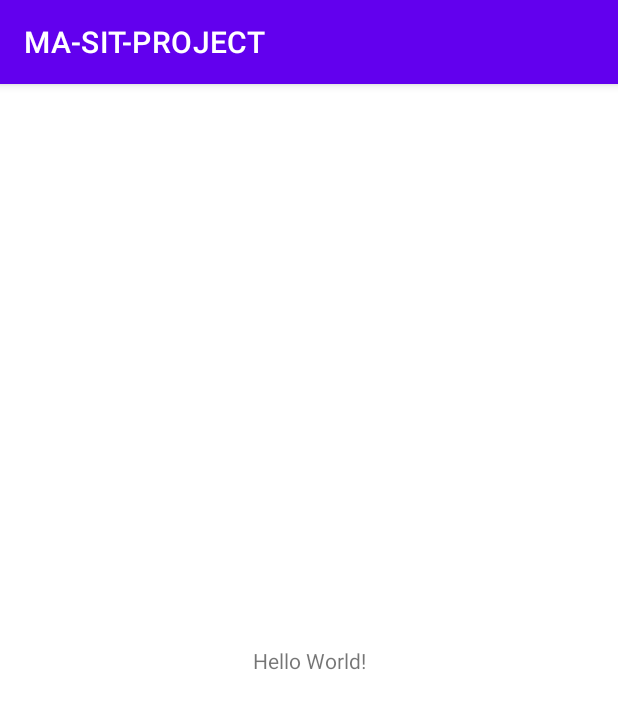
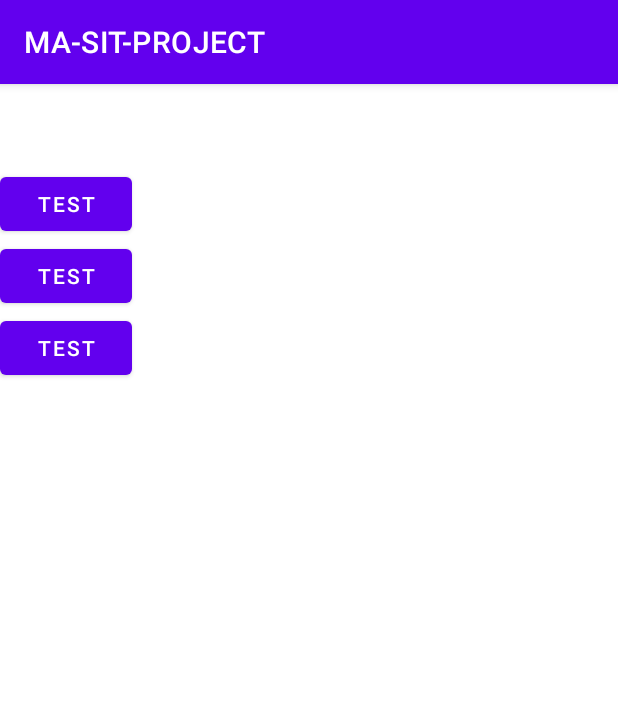
Before and after one commit to SR482021Danijel/MA-SIT-Project, an Android app: the screen it shows after launch (MainActivity), on a phone screen of 412 x 824 dp. Shown: the top 709 px of the screen. Run offline under Robolectric (Android 15) with nearby library versions, the phone set to English and light mode, and no system bars.

Commit message:
dodao inicijalni test

```diff
--- a/app/src/main/res/layout/activity_main.xml
+++ b/app/src/main/res/layout/activity_main.xml
@@ -1,18 +1,38 @@
 <?xml version="1.0" encoding="utf-8"?>
-<androidx.constraintlayout.widget.ConstraintLayout xmlns:android="http://schemas.android.com/apk/res/android"
+<androidx.appcompat.widget.LinearLayoutCompat xmlns:android="http://schemas.android.com/apk/res/android"
+    android:layout_height="match_parent"
+    android:layout_width="match_parent"
     xmlns:app="http://schemas.android.com/apk/res-auto"
-    xmlns:tools="http://schemas.android.com/tools"
-    android:layout_width="match_parent"
-    android:layout_height="match_parent"
-    tools:context=".MainActivity">
+    android:orientation="vertical">
 
-    <TextView
+    <androidx.appcompat.widget.Toolbar
+        android:layout_width="match_parent"
+        android:layout_height="wrap_content">
+
+    </androidx.appcompat.widget.Toolbar>
+
+    <Button
+        android:id="@+id/Test"
         android:layout_width="wrap_content"
         android:layout_height="wrap_content"
-        android:text="Hello World!"
-        app:layout_constraintBottom_toBottomOf="parent"
-        app:layout_constraintEnd_toEndOf="parent"
-        app:layout_constraintStart_toStartOf="parent"
-        app:layout_constraintTop_toTopOf="parent" />
+        android:text="@string/btn_test">
 
-</androidx.constraintlayout.widget.ConstraintLayout>
+    </Button>
+
+    <Button
+        android:id="@+id/Test1"
+        android:layout_width="wrap_content"
+        android:layout_height="wrap_content"
+        android:text="@string/btn_test">
+
+    </Button>
+
+    <Button
+        android:id="@+id/Test2"
+        android:layout_width="wrap_content"
+        android:layout_height="wrap_content"
+        android:text="@string/btn_test">
+
+    </Button>
+
+</androidx.appcompat.widget.LinearLayoutCompat>
--- a/app/src/main/res/values/strings.xml
+++ b/app/src/main/res/values/strings.xml
@@ -1,3 +1,5 @@
 <resources>
     <string name="app_name">MA-SIT-PROJECT</string>
+
+    <string name="btn_test">Test</string>
 </resources>
```
